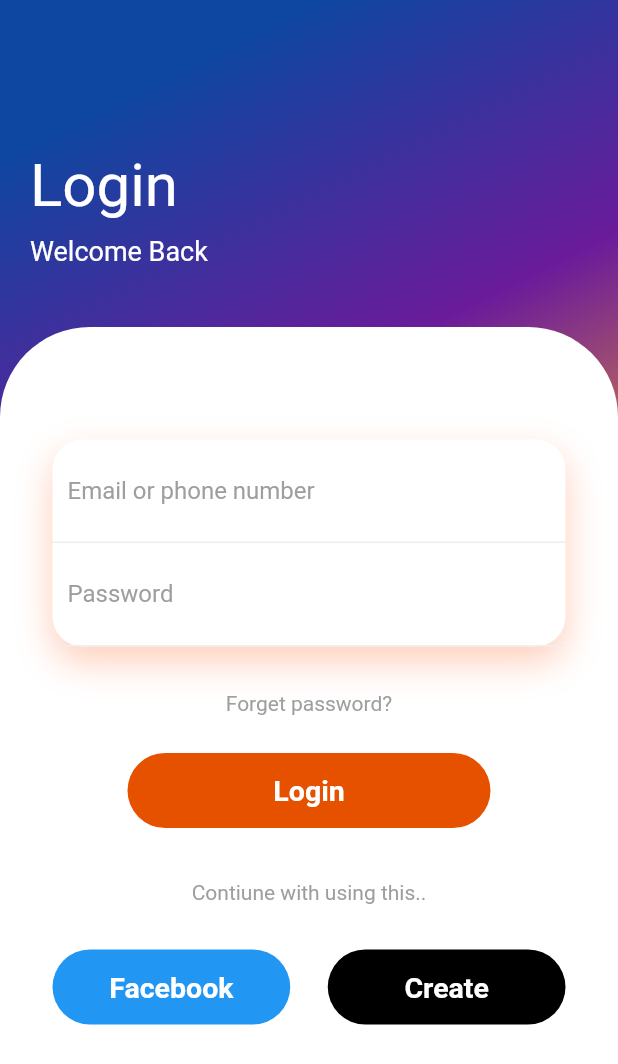
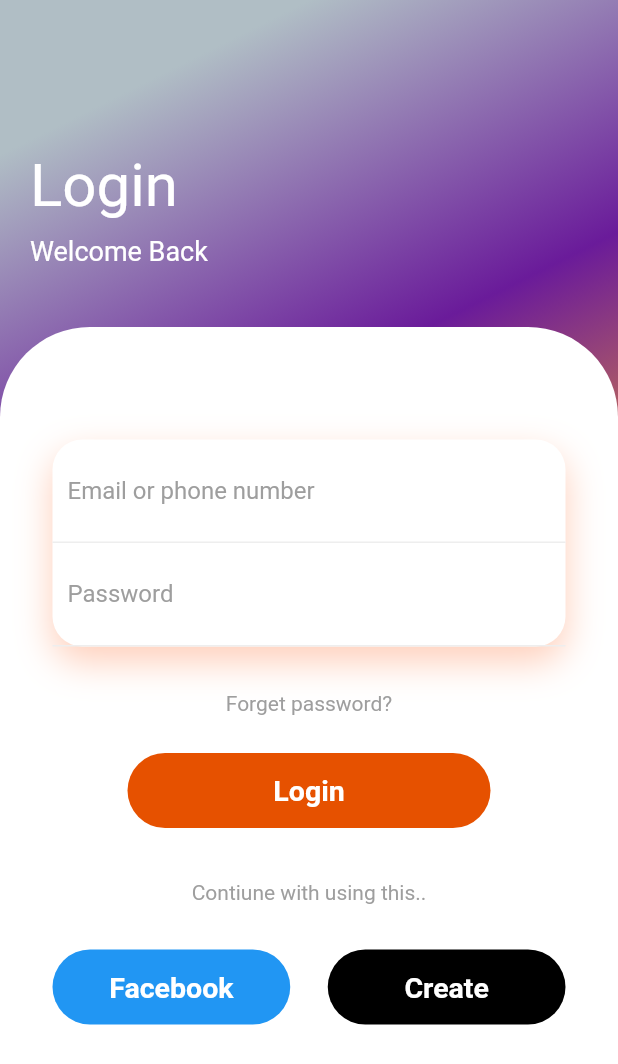
Before and after one commit to Library-Management07/My_Library, a Flutter app: the screen it shows after launch, on a phone screen of 412 x 824 dp. Shown: the top 1064 px of the screen. Run offline on Flutter 3.47's test engine with Material 2 defaults, Android fonts, the phone set to English and light mode, and no system bars.

Commit message:
Color changed-1

```diff
--- a/library_app/lib/main.dart
+++ b/library_app/lib/main.dart
@@ -21,7 +21,7 @@ class LoginPage extends StatelessWidget {
           gradient: LinearGradient(
             begin: Alignment.topCenter,
             colors: [
-              Colors.blue[900],
+              Colors.blueGrey[200],
               Colors.purple[800],
               Colors.orange[400],
             ],
```
